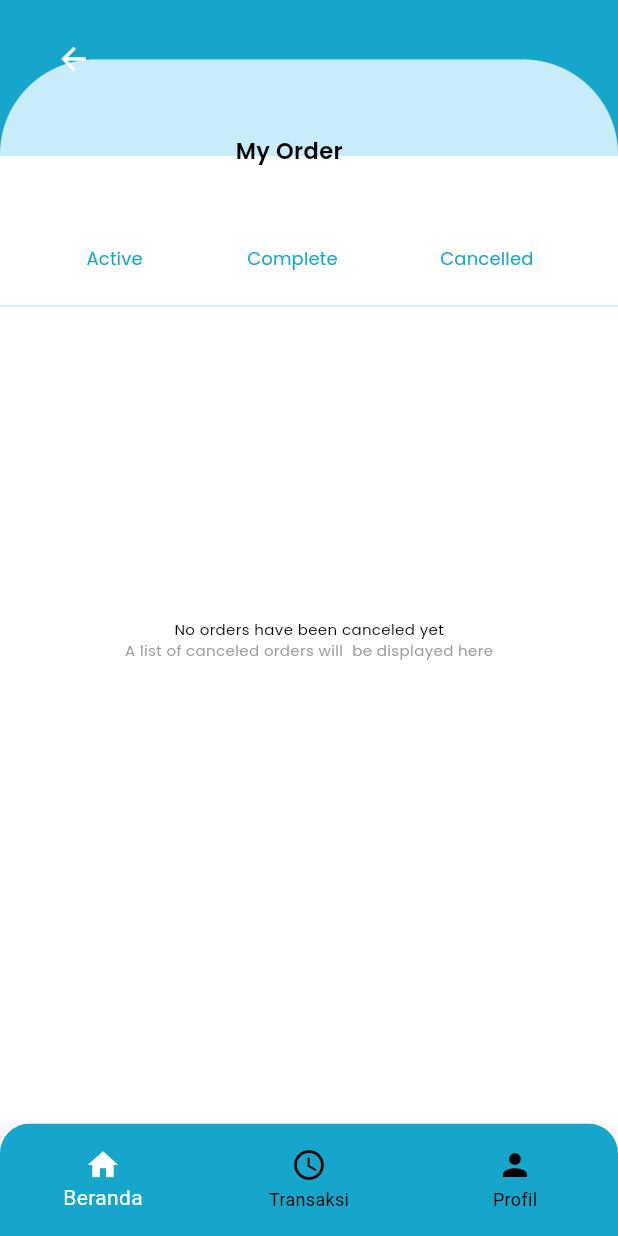
After one commit to adibbbb/rentify, a Flutter app: the CancelledPage screen opened directly, on a phone screen of 412 x 824 dp. The commit adds this screen. Run offline on Flutter 3.47's test engine with Material 2 defaults, Android fonts, the phone set to English and light mode, and no system bars; our stand-ins replace carousel_slider, flutter_image_slideshow, google_fonts, pinput.

Commit message:
transaksi uda si harusnya ya

```diff
--- /dev/null
+++ b/lib/transaction page/cancelled.dart
@@ -0,0 +1,142 @@
+import 'package:flutter/material.dart';
+import 'package:rentify/button_nav_bar.dart';
+import 'package:google_fonts/google_fonts.dart';
+import 'package:rentify/transaction%20page/active.dart';
+import 'package:rentify/transaction%20page/completed.dart';
+
+class CancelledPage extends StatefulWidget {
+  const CancelledPage({super.key});
+
+  @override
+  State<CancelledPage> createState() => _CancelledPageState();
+}
+
+class _CancelledPageState extends State<CancelledPage> {
+  @override
+  Widget build(BuildContext context) {
+    return Scaffold(
+      bottomNavigationBar: const BottomNavBar(),
+      resizeToAvoidBottomInset: false,
+      body: Stack(
+        children: [
+          Image.asset(
+            'asset/transaction/bg transaksi.png',
+            height: double.maxFinite,
+            width: double.maxFinite,
+            fit: BoxFit.cover,
+          ),
+          Positioned(
+            top: 15.0,
+            left: 25.0,
+            child: Align(
+              alignment: Alignment.center,
+              child: IconButton(
+                onPressed: () {
+                  Navigator.pop(context);
+                },
+                icon: const Icon(
+                  Icons.arrow_back,
+                  color: Colors.white,
+                ),
+              ),
+            ),
+          ),
+          Positioned(
+            top: 90,
+            left: 157,
+            right: 157,
+            child: Text(
+              "My Order",
+              style: GoogleFonts.poppins(
+                fontSize: 15,
+                fontWeight: FontWeight.w600,
+                color: Colors.black,
+              ),
+            ),
+          ),
+          Column(
+            children: [
+              Padding(
+                padding: const EdgeInsets.fromLTRB(0, 148, 0, 0),
+                child: Row(
+                  mainAxisAlignment: MainAxisAlignment.spaceEvenly,
+                  children: [
+                    TextButton(
+                      onPressed: () {
+                        Navigator.of(context).push(MaterialPageRoute(
+                          builder: (context) => (ActivePage()),
+                        ));
+                      },
+                      style: TextButton.styleFrom(),
+                      child: Text(
+                        'Active',
+                        style: GoogleFonts.poppins(
+                          fontSize: 12,
+                          fontWeight: FontWeight.w400,
+                          color: Color(0xff16A6CC),
+                        ),
+                      ),
+                    ),
+                    TextButton(
+                      onPressed: () {
+                        Navigator.of(context).push(MaterialPageRoute(
+                          builder: (context) => (CompletedPage()),
+                        ));
+                      },
+                      child: Text(
+                        'Complete',
+                        style: GoogleFonts.poppins(
+                          fontSize: 12,
+                          fontWeight: FontWeight.w400,
+                          color: Color(0xff16A6CC),
+                        ),
+                      ),
+                    ),
+                    TextButton(
+                      onPressed: () {
+                        Navigator.of(context).push(MaterialPageRoute(
+                          builder: (context) => (CancelledPage()),
+                        ));
+                      },
+                      child: Text(
+                        'Cancelled',
+                        style: GoogleFonts.poppins(
+                          fontSize: 12,
+                          fontWeight: FontWeight.w400,
+                          color: Color(0xff16A6CC),
+                        ),
+                      ),
+                    ),
+                  ],
+                ),
+              ),
+              Divider(
+                color: Color(0xFFC8EDF9),
+                thickness: 1,
+              ),
+              SizedBox(
+                height: 200,
+              ),
+              Text(
+                "No orders have been canceled yet",
+                style: GoogleFonts.poppins(
+                  fontSize: 10,
+                  fontWeight: FontWeight.w400,
+                  color: Colors.black,
+                ),
+              ),
+              Text(
+                "A list of canceled orders will  be displayed here",
+                style: GoogleFonts.poppins(
+                  fontSize: 10,
+                  fontWeight: FontWeight.w400,
+                  color: Colors.grey,
+                ),
+              ),
+            ],
+          ),
+        ],
+      ),
+    );
+  }
+}
--- a/pubspec.yaml
+++ b/pubspec.yaml
@@ -67,6 +67,8 @@ flutter:
     - asset/login/
     - asset/home/
     - asset/profile/
+    - asset/transaction/
+
 
 
   # The following line ensures that the Material Icons font is
```
Also changed, not shown: lib/login page/forget_password.dart (+18 -16 lines), lib/profile page/profile.dart (+87 -87 lines), lib/transaction page/active.dart (added, +142 -0 lines), lib/transaction page/completed.dart (added, +142 -0 lines), asset/transaction/bg transaksi.png (added).
